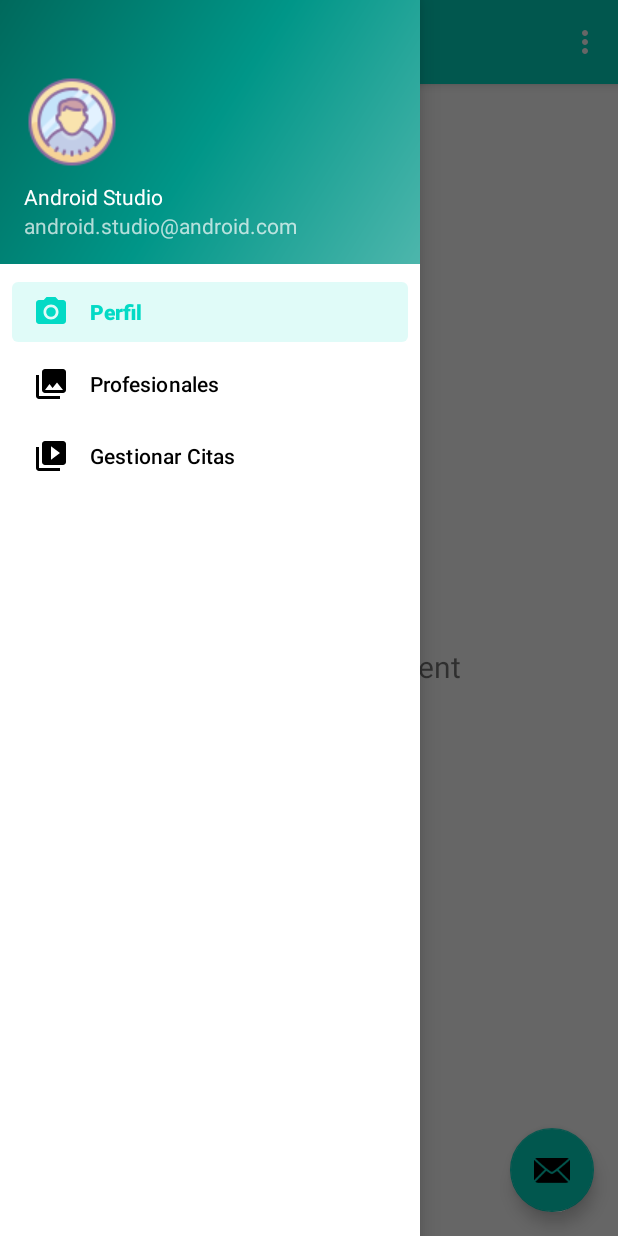
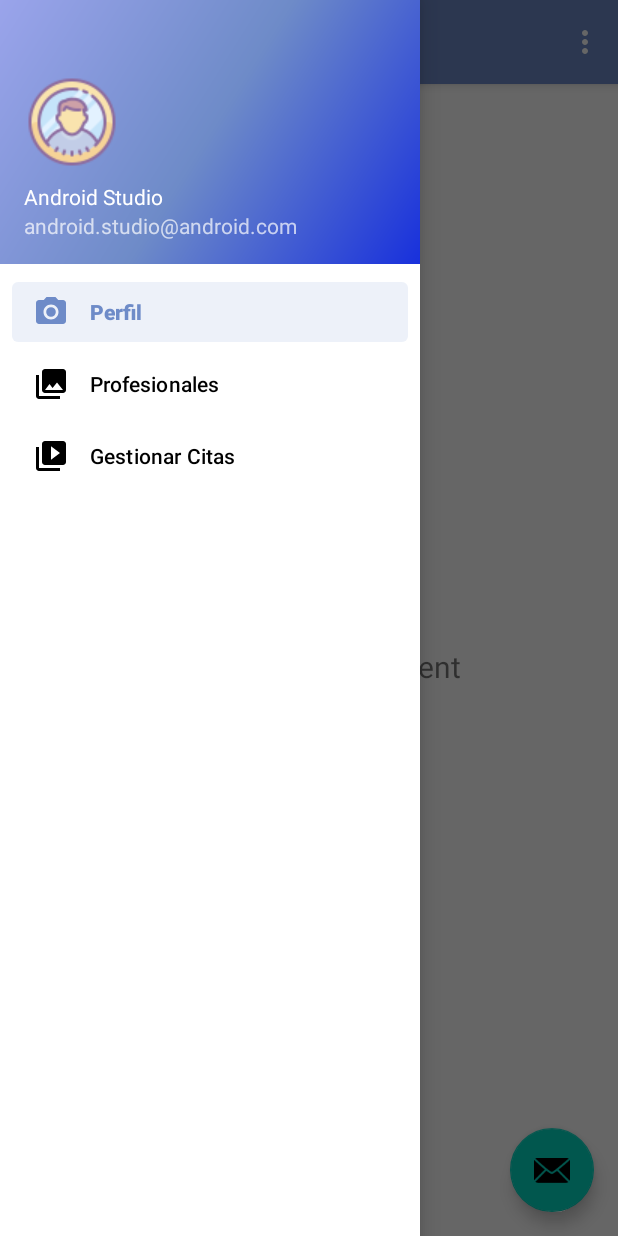
Before and after one commit to agudelodaniel99/AgendateAPP, an Android app: the MainActivity screen opened directly, with no data from a screen before it, with the side drawer open, on a phone screen of 412 x 824 dp. Run offline under Robolectric (Android 15) with nearby library versions, the phone set to English and light mode, and no system bars; our stand-ins replace navigation-ui.

Commit message:
cambios de diseño
cambios de diseño

```diff
--- a/app/src/main/res/drawable/button_round.xml
+++ b/app/src/main/res/drawable/button_round.xml
@@ -1,5 +1,5 @@
 <?xml version="1.0" encoding="utf-8"?>
 <shape xmlns:android="http://schemas.android.com/apk/res/android">
     <corners android:radius="16dp"></corners>
-    <solid android:color="@color/teal_200"></solid>
+    <solid android:color="@color/blue_200"></solid>
 </shape>
--- a/app/src/main/res/drawable/side_nav_bar.xml
+++ b/app/src/main/res/drawable/side_nav_bar.xml
@@ -2,8 +2,8 @@
     android:shape="rectangle">
     <gradient
         android:angle="135"
-        android:centerColor="#009688"
-        android:endColor="#00695C"
-        android:startColor="#4DB6AC"
+        android:centerColor="#6E8BC8"
+        android:endColor="#9AA4EB"
+        android:startColor="#1830DC"
         android:type="linear" />
 </shape>
--- a/app/src/main/res/layout/app_bar_main.xml
+++ b/app/src/main/res/layout/app_bar_main.xml
@@ -15,7 +15,7 @@
             android:id="@+id/toolbar"
             android:layout_width="match_parent"
             android:layout_height="?attr/actionBarSize"
-            android:background="?attr/colorPrimary"
+            android:background="@color/blue_200"
             app:popupTheme="@style/Theme.AgendateAPP.PopupOverlay" />
 
     </com.google.android.material.appbar.AppBarLayout>
--- a/app/src/main/res/values/colors.xml
+++ b/app/src/main/res/values/colors.xml
@@ -7,4 +7,5 @@
     <color name="teal_700">#FF018786</color>
     <color name="black">#FF000000</color>
     <color name="white">#FFFFFFFF</color>
+    <color name="blue_200">#6E8BC8</color>
 </resources>
--- a/app/src/main/res/values/themes.xml
+++ b/app/src/main/res/values/themes.xml
@@ -2,7 +2,7 @@
     <!-- Base application theme. -->
     <style name="Theme.AgendateAPP" parent="Theme.MaterialComponents.DayNight.DarkActionBar">
         <!-- Primary brand color. -->
-        <item name="colorPrimary">@color/teal_200</item>
+        <item name="colorPrimary">@color/blue_200</item>
         <item name="colorPrimaryVariant">@color/purple_700</item>
         <item name="colorOnPrimary">@color/white</item>
         <!-- Secondary brand color. -->
@@ -10,7 +10,7 @@
         <item name="colorSecondaryVariant">@color/teal_700</item>
         <item name="colorOnSecondary">@color/black</item>
         <!-- Status bar color. -->
-        <item name="android:statusBarColor">?attr/colorOnPrimary</item>
+
         <!-- Customize your theme here. -->
     </style>
 
```
